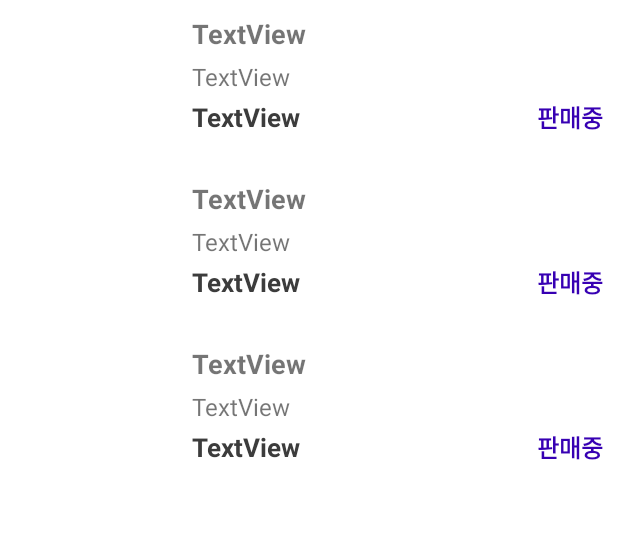
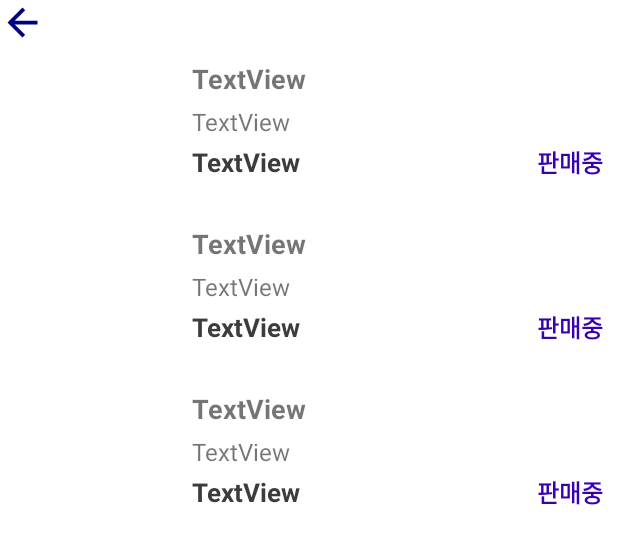
Before and after one commit to YoonhyeSuh/Used-Market, an Android app: the layout activity_myselllist.xml on its own in the app's theme, with its tools: preview values and no code run, on a phone screen of 412 x 824 dp. Shown: the top 544 px of the screen. Run offline under Robolectric (Android 15) with nearby library versions, the phone set to English and light mode, and no system bars.

Commit message:
feat. MySellActivity.kt에 백버튼 추가
백버튼 클릭시 MyPageFragment로 이동

```diff
--- a/Boogimarket/app/src/main/java/com/example/boogimarket/MySellActivity.kt
+++ b/Boogimarket/app/src/main/java/com/example/boogimarket/MySellActivity.kt
@@ -40,6 +40,10 @@ class MySellActivity : AppCompatActivity() {
         binding.userSellListView.adapter = adapter
 
         getPostsByUser()
+
+        binding.backBtn.setOnClickListener {
+            finish()
+        }
     }
 
     private fun getPostsByUser() {
--- a/Boogimarket/app/src/main/res/layout/activity_myselllist.xml
+++ b/Boogimarket/app/src/main/res/layout/activity_myselllist.xml
@@ -4,9 +4,17 @@
     android:orientation="vertical"
     android:gravity="center"
     android:layout_width="match_parent"
-    android:layout_height="match_parent"
-    >
-    <androidx.recyclerview.widget.RecyclerView
+    android:layout_height="match_parent">
+
+    <ImageButton
+        android:id="@+id/back_btn"
+        android:layout_width="30dp"
+        android:layout_height="30dp"
+        android:background="@drawable/baseline_arrow_back_24"
+        android:layout_gravity="start"/>
+
+
+        <androidx.recyclerview.widget.RecyclerView
         android:id="@+id/user_sellListView"
         android:layout_width="match_parent"
         android:layout_height="match_parent"
--- a/Boogimarket/app/src/main/res/layout/write_product.xml
+++ b/Boogimarket/app/src/main/res/layout/write_product.xml
@@ -16,7 +16,7 @@
             android:layout_height="wrap_content"
             android:layout_gravity="center"
             android:text="ENTER INFORMATION"
-            android:textColor="#888888"
+            android:textColor="@color/black"
             android:textStyle="bold"
             android:textSize="20dp" />
         <ImageView
```
